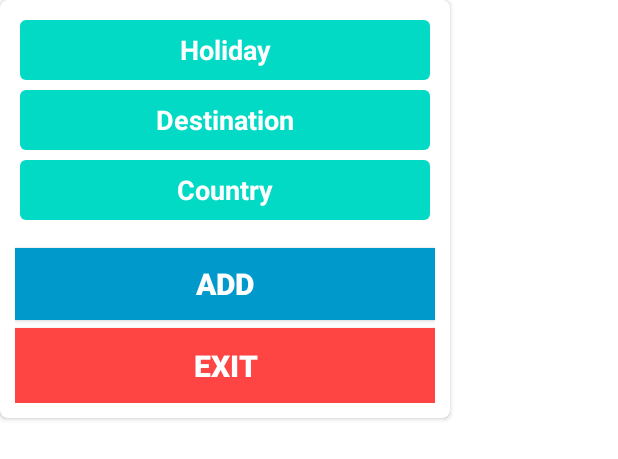
After one commit to alexcolonescu/HollyDayAppV1, an Android app: the layout alert_dialog_add_new_user.xml on its own in the app's theme, with its tools: preview values and no code run, on a phone screen of 412 x 824 dp. The commit adds this screen. Shown: the top 459 px of the screen. Run offline under Robolectric (Android 15) with nearby library versions, the phone set to English and light mode, and no system bars; Roboto replaces fonts that are not available here.

Commit message:
Add edit delete save in new class and another activity

```diff
--- /dev/null
+++ b/app/src/main/res/drawable/edittext_bg.xml
@@ -0,0 +1,9 @@
+<?xml version="1.0" encoding="utf-8"?>
+<shape xmlns:android="http://schemas.android.com/apk/res/android">
+
+    <corners android:radius="4sp"/>
+    <solid android:color="@color/teal_200"/>
+
+
+
+</shape>
--- /dev/null
+++ b/app/src/main/res/layout/alert_dialog_add_new_user.xml
@@ -0,0 +1,83 @@
+<?xml version="1.0" encoding="utf-8"?>
+<androidx.cardview.widget.CardView xmlns:android="http://schemas.android.com/apk/res/android"
+    xmlns:app="http://schemas.android.com/apk/res-auto"
+    android:layout_width="300dp"
+    android:layout_height="wrap_content"
+    android:layoutDirection="ltr"
+    app:cardBackgroundColor="@android:color/white"
+    app:cardCornerRadius="5dp">
+
+    <LinearLayout
+        android:layout_width="match_parent"
+        android:layout_height="match_parent"
+        android:orientation="vertical"
+        android:padding="10dp">
+
+        <EditText
+            android:id="@+id/textHoliday"
+            android:layout_width="match_parent"
+            android:layout_height="40dp"
+            android:layout_gravity="center"
+            android:layout_margin="3dp"
+            android:background="@drawable/edittext_bg"
+            android:gravity="center"
+            android:hint="Holiday"
+            android:padding="5dp"
+            android:textColor="@android:color/white"
+            android:textColorHint="@android:color/white"
+            android:textSize="18sp"
+            android:textStyle="bold" />
+
+        <EditText
+            android:id="@+id/textDestination"
+            android:layout_width="match_parent"
+            android:layout_height="40dp"
+            android:layout_gravity="center"
+            android:layout_margin="3dp"
+            android:background="@drawable/edittext_bg"
+            android:gravity="center"
+            android:hint="Destination"
+            android:padding="5dp"
+            android:textColor="@android:color/white"
+            android:textColorHint="@android:color/white"
+            android:textSize="18sp"
+            android:textStyle="bold" />
+
+        <EditText
+            android:id="@+id/textCountry"
+            android:layout_width="match_parent"
+            android:layout_height="40dp"
+            android:layout_gravity="center"
+            android:layout_margin="3dp"
+            android:background="@drawable/edittext_bg"
+            android:gravity="center"
+            android:hint="Country"
+            android:padding="5dp"
+            android:textColor="@android:color/white"
+            android:textColorHint="@android:color/white"
+            android:textSize="18sp"
+            android:textStyle="bold" />
+
+        <androidx.appcompat.widget.AppCompatButton
+            android:id="@+id/buttonAdd"
+            android:layout_width="match_parent"
+            android:layout_height="match_parent"
+            android:layout_marginTop="15sp"
+            android:background="@android:color/holo_blue_dark"
+            android:text="Add"
+            android:textColor="@android:color/white"
+            android:textSize="20dp"
+            android:textStyle="bold" />
+
+        <androidx.appcompat.widget.AppCompatButton
+            android:id="@+id/buttonCancel"
+            android:layout_width="match_parent"
+            android:layout_height="50sp"
+            android:layout_marginTop="5dp"
+            android:background="@android:color/holo_red_light"
+            android:text="Exit"
+            android:textColor="@android:color/white"
+            android:textSize="20dp"
+            android:textStyle="bold" />
+    </LinearLayout>
+</androidx.cardview.widget.CardView>
```
Also changed, not shown: app/src/main/java/com/alex/hollydayappv1/ThirdActivity.java (+130 -0 lines), app/src/main/java/com/alex/hollydayappv1/ui/UsersItem.java (added, +52 -0 lines), app/src/main/java/com/alex/hollydayappv1/ui/UsersRecyclerAdapter.java (added, +192 -0 lines), app/src/main/res/drawable/user_item_bg.xml (added, +7 -0 lines), app/src/main/res/layout/activity_third.xml (+20 -2 lines), app/src/main/res/layout/user_item.xml (added, +72 -0 lines), app/src/main/res/layout/view_dialog_confirm_delete.xml (added, +51 -0 lines).
